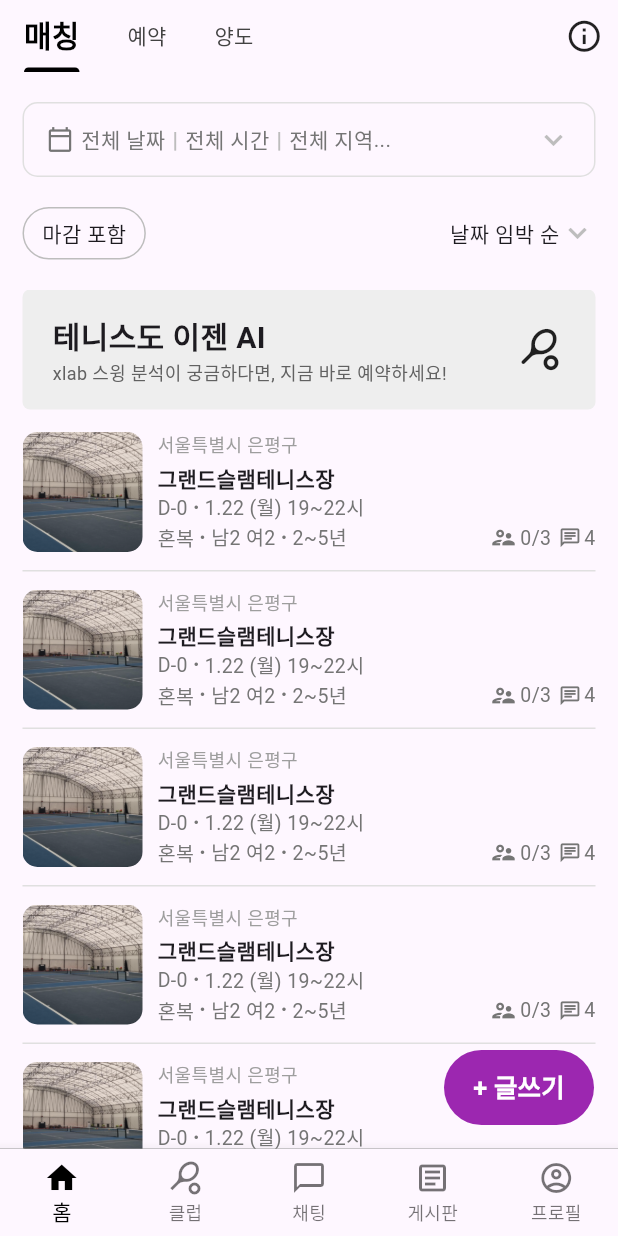
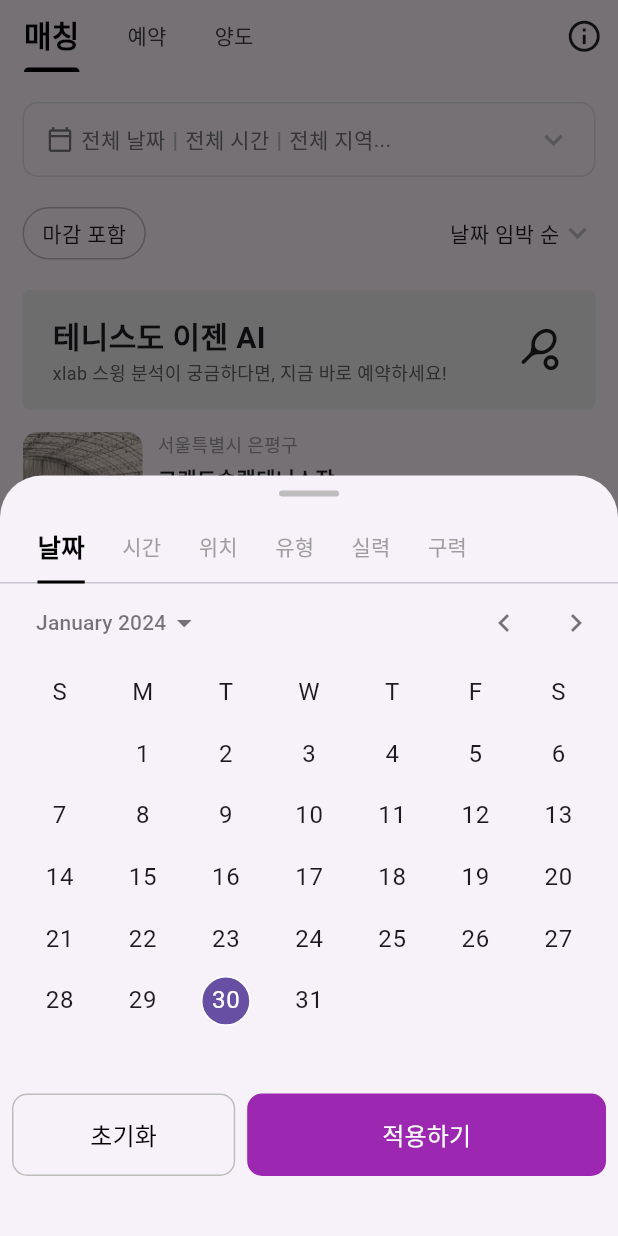
Before and after one commit to kimtaru/flutter_smash, a Flutter app: the screen it shows after launch, after a tap on "전체 날짜", on a phone screen of 412 x 824 dp. Run offline on Flutter 3.47's test engine with Material 3 defaults, Android fonts, the phone set to English and light mode, and no system bars; drawn by our look-alikes of calendar_date_picker2; our stand-ins replace easy_localization.

Commit message:
다이얼로그 적용, 캘린더 위젯 적용

```diff
--- /dev/null
+++ b/assets/translations/en.json
@@ -0,0 +1,8 @@
+{
+  "opensource": "Open Source",
+  "clear_cache": "Clear Cache",
+  "clear_cache_done": "Cache has been cleared.",
+  "close": "Close",
+  "done": "Done",
+  "cancel": "Cancel"
+}
--- /dev/null
+++ b/assets/translations/ko.json
@@ -0,0 +1,8 @@
+{
+  "opensource": "오픈소스",
+  "clear_cache": "캐시 지우기",
+  "clear_cache_done": "캐시가 삭제되었습니다.",
+  "close": "닫기",
+  "done": "완료",
+  "cancel": "취소"
+}
--- a/lib/app.dart
+++ b/lib/app.dart
@@ -1,9 +1,15 @@
+import 'package:easy_localization/easy_localization.dart';
 import 'package:flutter/material.dart';
 import 'package:flutter_app_base/page/screen/s_main.dart';
 
-class MyApp extends StatelessWidget {
+class MyApp extends StatefulWidget {
   const MyApp({super.key});
 
+  @override
+  State<MyApp> createState() => _MyAppState();
+}
+
+class _MyAppState extends State<MyApp> {
   // This widget is the root of your application.
   @override
   Widget build(BuildContext context) {
@@ -12,6 +18,10 @@ class MyApp extends StatelessWidget {
       theme: ThemeData(
         useMaterial3: true,
       ),
+      localizationsDelegates: context.localizationDelegates,
+      supportedLocales: context.supportedLocales,
+      locale: context.locale,
+      //localizationsDelegates: Glo
       home: const MainScreen(),
     );
   }
--- a/lib/main.dart
+++ b/lib/main.dart
@@ -1,6 +1,22 @@
+import 'package:easy_localization/easy_localization.dart';
 import 'package:flutter/material.dart';
 import 'package:flutter_app_base/app.dart';
 
-void main() {
-  runApp(const MyApp());
+void main() async {
+  WidgetsFlutterBinding.ensureInitialized();
+  await EasyLocalization.ensureInitialized();
+
+  runApp(
+    //const MyApp()
+    EasyLocalization(
+      supportedLocales: const [
+        Locale('ko'),
+        Locale('en'),
+      ],
+      path: 'assets/translations',
+      fallbackLocale: const Locale('ko'),
+      useOnlyLangCode: true,
+      child: const MyApp(),
+    ),
+  );
 }
--- /dev/null
+++ b/lib/page/dialog/matching_dialog/d_matching.dart
@@ -0,0 +1,209 @@
+import 'package:calendar_date_picker2/calendar_date_picker2.dart';
+import 'package:flutter/material.dart';
+
+class MatchingDialog extends StatefulWidget {
+  const MatchingDialog({
+    super.key,
+  });
+
+  @override
+  State<MatchingDialog> createState() => _MatchingDialogState();
+}
+
+class _MatchingDialogState extends State<MatchingDialog>
+    with SingleTickerProviderStateMixin {
+  late TabController _tabController;
+  List<DateTime?> _singleDatePickerValueWithDefaultValue = [
+    DateTime.now(),
+  ];
+  @override
+  void initState() {
+    _tabController = TabController(
+      length: 6,
+      vsync: this,
+      initialIndex: 0,
+    );
+
+    super.initState();
+  }
+
+  @override
+  void dispose() {
+    _tabController.dispose();
+    super.dispose();
+  }
+
+  @override
+  Widget build(BuildContext context) {
+    return Column(
+      mainAxisSize: MainAxisSize.min,
+      children: [
+        Padding(
+          padding: const EdgeInsets.only(top: 10),
+          child: Container(
+            width: 40,
+            height: 4,
+            decoration: BoxDecoration(
+              border: Border.all(
+                width: 1,
+                color: Colors.grey.shade400,
+              ),
+              borderRadius: BorderRadius.circular(20),
+              color: Colors.grey.shade400,
+            ),
+          ),
+        ),
+        TabBar(
+          controller: _tabController,
+          isScrollable: true,
+          labelPadding: const EdgeInsets.only(
+            top: 10,
+            left: 25,
+          ),
+          overlayColor: MaterialStateProperty.all(Colors.transparent),
+          tabAlignment: TabAlignment.start,
+          labelStyle: const TextStyle(
+              fontSize: 17, color: Colors.black, fontWeight: FontWeight.bold),
+          indicatorSize: TabBarIndicatorSize.label,
+          indicator: const UnderlineTabIndicator(
+            borderSide: BorderSide(
+              width: 2.0,
+            ),
+          ),
+          unselectedLabelColor: Colors.grey,
+          unselectedLabelStyle: const TextStyle(
+            fontWeight: FontWeight.normal,
+          ),
+          tabs: const [
+            Tab(text: '날짜'),
+            Tab(text: '시간'),
+            Tab(text: '위치'),
+            Tab(text: '유형'),
+            Tab(text: '실력'),
+            Tab(text: '구력'),
+          ],
+        ),
+        SizedBox(
+          //padding: EdgeInsets.only(bottom: 0),
+          //decoration: BoxDecoration(border: Border.all(width: 1)),
+          height: 340,
+          width: double.infinity,
+          child: TabBarView(
+            controller: _tabController,
+            physics: const NeverScrollableScrollPhysics(),
+            children: [
+              //CalendarWidget(),
+              CalendarDatePicker2(
+                config: CalendarDatePicker2Config(
+                  calendarType: CalendarDatePicker2Type.single,
+                  firstDate: DateTime.now(),
+                  centerAlignModePicker: true,
+                  disableModePicker: true,
+                ),
+                value: _singleDatePickerValueWithDefaultValue,
+                onValueChanged: (date) {
+                  setState(() {
+                    _singleDatePickerValueWithDefaultValue = date;
+                  });
+                },
+              ),
+              const Center(
+                child: Text('시간'),
+              ),
+              const Center(
+                child: Text('위치'),
+              ),
+              const Center(
+                child: Text('유형'),
+              ),
+              const Center(
+                child: Text('실력'),
+              ),
+              const Center(
+                child: Text('구력'),
+              ),
+            ],
+          ),
+        ),
+        Padding(
+          padding: const EdgeInsets.only(
+            //top: 5,
+            bottom: 40,
+          ),
+          child: Row(
+            mainAxisAlignment: MainAxisAlignment.spaceBetween,
+            children: [
+              Expanded(
+                flex: 4,
+                child: Padding(
+                  padding: const EdgeInsets.only(left: 8.0, right: 8.0),
+                  child: OutlinedButton(
+                    onPressed: () {
+                      setState(() {
+                        setState(() {
+                          _singleDatePickerValueWithDefaultValue = [];
+                        });
+                      });
+                    },
+                    style: ButtonStyle(
+                      padding: MaterialStateProperty.all(
+                        const EdgeInsets.symmetric(
+                            vertical: 16.0), // 버튼 내부 패딩 지정
+                      ),
+                      shape: MaterialStateProperty.all(
+                        RoundedRectangleBorder(
+                          borderRadius:
+                              BorderRadius.circular(10.0), // 모서리 반지름을 조정합니다
+                        ),
+                      ),
+                      side: MaterialStateProperty.all(
+                        BorderSide(
+                          color: Colors.grey.shade400, // border 색상을 회색으로 설정
+                        ),
+                      ),
+                    ),
+                    child: const Text(
+                      '초기화',
+                      style: TextStyle(color: Colors.black, fontSize: 16),
+                    ),
+                  ),
+                ),
+              ),
+              Expanded(
+                flex: 6,
+                child: Padding(
+                  padding: const EdgeInsets.only(right: 8.0),
+                  child: TextButton(
+                    onPressed: () {
+                      Navigator.pop(
+                          context, _singleDatePickerValueWithDefaultValue);
+                    },
+                    style: ButtonStyle(
+                      backgroundColor: MaterialStateProperty.all(
+                        Colors.purple,
+                      ),
+                      shape: MaterialStateProperty.all(
+                        RoundedRectangleBorder(
+                          borderRadius:
+                              BorderRadius.circular(10.0), // 모서리 반지름을 조정합니다
+                        ),
+                      ),
+                      padding: MaterialStateProperty.all(
+                        const EdgeInsets.symmetric(
+                            vertical: 16.0), // 버튼 내부 패딩 지정
+                      ),
+                    ),
+                    child: const Text(
+                      '적용하기',
+                      style: TextStyle(color: Colors.white, fontSize: 16),
+                    ),
+                  ),
+                ),
+              ),
+            ],
+          ),
+        )
+      ],
+    );
+  }
+}
--- a/lib/page/widgets/w_filter.dart
+++ b/lib/page/widgets/w_filter.dart
@@ -1,4 +1,5 @@
 import 'package:flutter/material.dart';
+import 'package:flutter_app_base/page/dialog/matching_dialog/d_matching.dart';
 
 class FilterWidget extends StatefulWidget {
   const FilterWidget({super.key});
@@ -21,8 +22,18 @@ class _FilterWidgetState extends State<FilterWidget> {
   @override
   Widget build(BuildContext context) {
     return GestureDetector(
-      onTap: () {
-        debugPrint('call Dialog');
+      onTap: () async {
+        final selectedDate = await showModalBottomSheet<List<DateTime?>>(
+          isScrollControlled: true,
+          //barrierLabel: 'aa',
+          context: context,
+          //useSafeArea: true,
+          builder: (context) {
+            return const MatchingDialog();
+          },
+        );
+
+        print(selectedDate);
       },
       child: Padding(
         padding: const EdgeInsets.only(
--- a/pubspec.yaml
+++ b/pubspec.yaml
@@ -35,6 +35,9 @@ dependencies:
   # The following adds the Cupertino Icons font to your application.
   # Use with the CupertinoIcons class for iOS style icons.
   cupertino_icons: ^1.0.2
+  calendar_date_picker2: ^0.5.3
+  easy_localization: ^3.0.3
+  shared_preferences: ^2.2.2
 
 dev_dependencies:
   flutter_test:
@@ -61,6 +64,7 @@ flutter:
   # To add assets to your application, add an assets section, like this:
   assets:
     - assets/images/
+    - assets/translations/
 
   # An image asset can refer to one or more resolution-specific "variants", see
   # https://flutter.dev/assets-and-images/#resolution-aware
```
Also changed, not shown: pubspec.lock, 11 other files.
